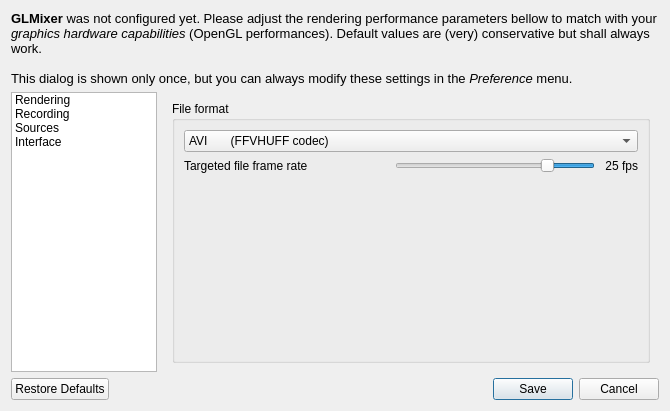
The window that src/UserPreferencesDialog.ui (markus-wa/glmixer-mirror) describes before a commit, drawn with Qt 5.
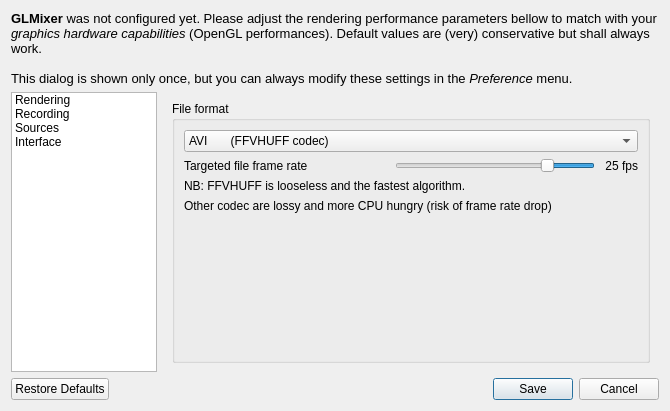
The same window after the commit. The open tabs and pages were chosen to show the change. Icons and pictures are not drawn. Custom widgets are drawn as their Qt base class.

Commit message: Improvement of the recording of the output: implementation of a THREAD for performing the avcodec encoding, using a queue of pictured filled from opengl and encoded in parallel. Added warning for low frame rate recording.

Diff of the .ui file:
```diff
--- a/src/UserPreferencesDialog.ui
+++ b/src/UserPreferencesDialog.ui
@@ -559,6 +559,20 @@
             </item>
            </layout>
           </item>
+          <item>
+           <widget class="QLabel" name="label_8">
+            <property name="text">
+             <string>NB: FFVHUFF is looseless and the fastest algorithm.</string>
+            </property>
+           </widget>
+          </item>
+          <item>
+           <widget class="QLabel" name="label_9">
+            <property name="text">
+             <string>Other codec are lossy and more CPU hungry (risk of frame rate drop)</string>
+            </property>
+           </widget>
+          </item>
           <item>
            <spacer name="verticalSpacer_4">
             <property name="orientation">
```
Left out of the diff: 2 changed lines with no effect on the pictures. The commit also changes 3 other files.
